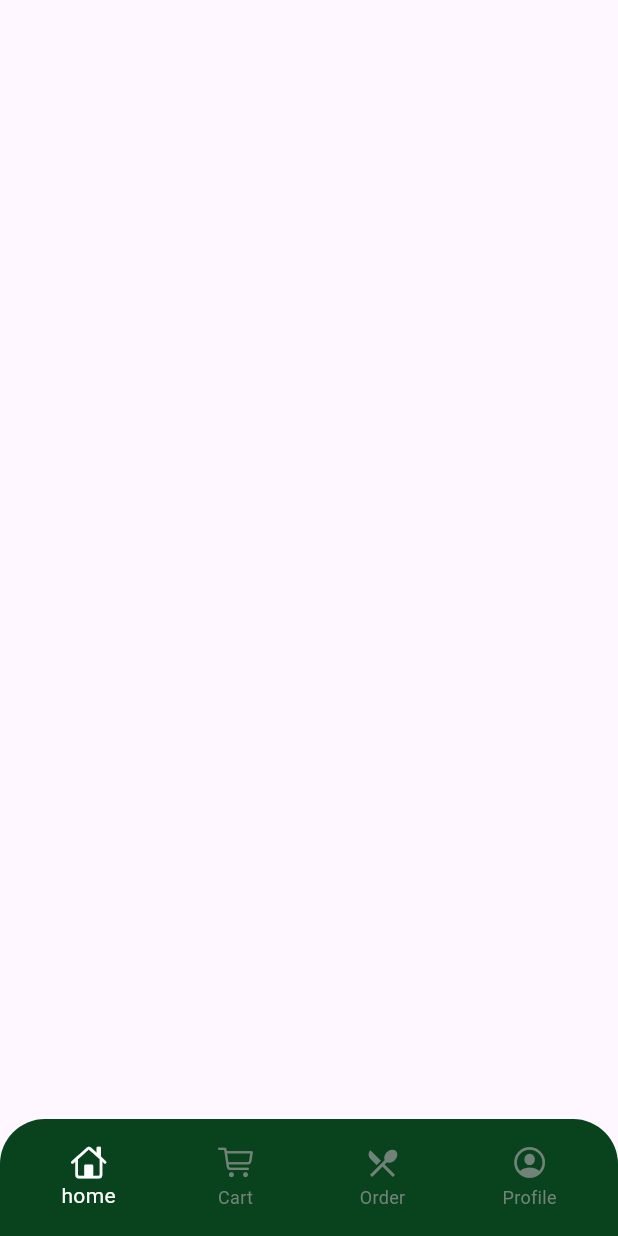
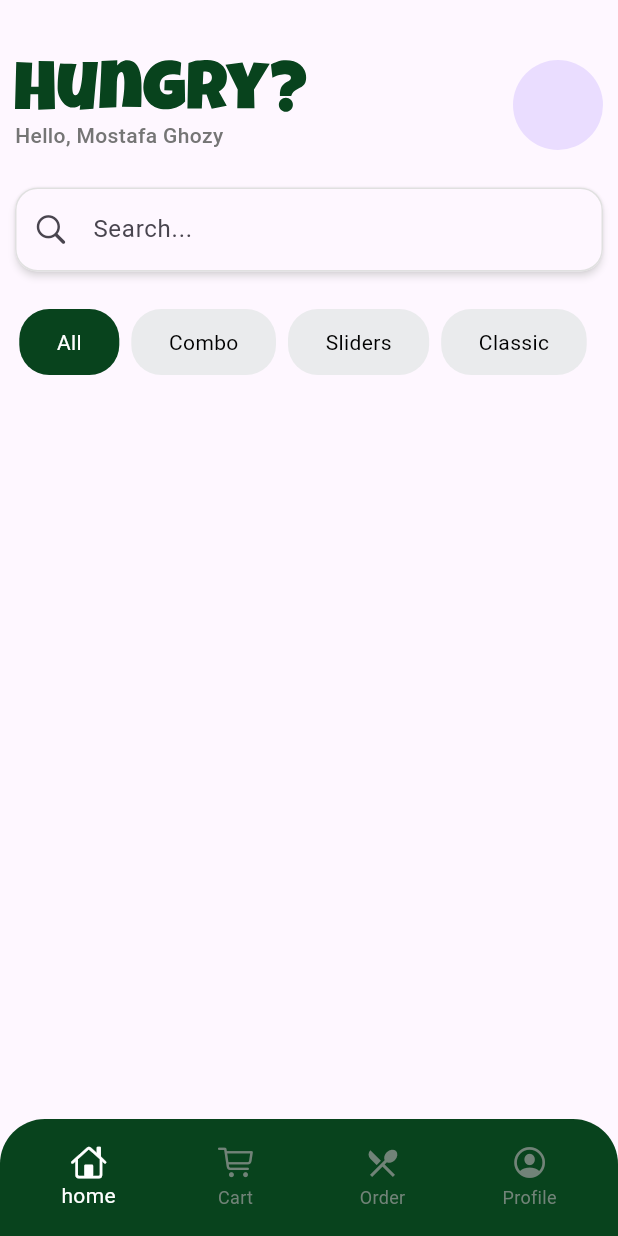
Before and after one commit to Mostafaghozy/AuraEats, a Flutter app: the screen it shows after launch, on a phone screen of 412 x 824 dp. Run offline on Flutter 3.47's test engine with Material 3 defaults, Android fonts, the phone set to English and light mode, and no system bars; our stand-ins replace flutter_svg, gap, lottie.

Commit message:
start home view UI

```diff
--- a/lib/core/constants/app_strings.dart
+++ b/lib/core/constants/app_strings.dart
@@ -1,11 +1,11 @@
 import 'package:flutter/material.dart';
 
 class AppStrings {
-  static final logoText = Text(
+  static Text logoText({Color? color, double? size}) => Text(
     "Hungry?",
     style: TextStyle(
-      fontSize: 50,
-      color: Colors.white,
+      fontSize: size ?? 50,
+      color: color ?? Colors.white,
       fontFamily: "LuckiestGuy",
     ),
   );
--- a/lib/features/auth/views/login_view.dart
+++ b/lib/features/auth/views/login_view.dart
@@ -27,7 +27,7 @@ class LoginView extends StatelessWidget {
               child: Column(
                 children: [
                   Gap(60),
-                  AppStrings.logoText,
+                  AppStrings.logoText(),
                   CustomText(
                     text: 'Welcome Back, Discover The Fast Food',
                     color: Colors.white,
--- a/lib/features/auth/views/signup_view.dart
+++ b/lib/features/auth/views/signup_view.dart
@@ -27,7 +27,7 @@ class SignupView extends StatelessWidget {
             child: Column(
               children: [
                 Gap(60),
-                AppStrings.logoText,
+                AppStrings.logoText(),
                 Gap(100),
 
                 CustomTextfield(
--- a/lib/features/home/views/home_view.dart
+++ b/lib/features/home/views/home_view.dart
@@ -1,20 +1,118 @@
 import 'package:aura_eats/core/constants/app_colors.dart';
+import 'package:aura_eats/core/constants/app_strings.dart';
+import 'package:aura_eats/shared/custom_text.dart';
+import 'package:flutter/cupertino.dart';
+import 'package:flutter/foundation.dart';
 import 'package:flutter/material.dart';
+import 'package:flutter_svg/flutter_svg.dart';
 import 'package:gap/gap.dart';
 
-class HomeView extends StatelessWidget {
+class HomeView extends StatefulWidget {
   const HomeView({super.key});
 
   @override
+  State<HomeView> createState() => _HomeViewState();
+}
+
+class _HomeViewState extends State<HomeView> {
+  List category = ["All", "Combo", "Sliders", "Classic"];
+  int selectedIndex = 0;
+
+  @override
   Widget build(BuildContext context) {
-    return Scaffold(
-      body: Center(child: Column(children: [
+    return GestureDetector(
+      onTap: () => FocusScope.of(context).unfocus(),
+      child: Scaffold(
+        body: Center(
+          child: Padding(
+            padding: const EdgeInsets.symmetric(horizontal: 10.0),
+            child: Column(
+              children: [
+                Gap(40),
+                Row(
+                  children: [
+                    Column(
+                      crossAxisAlignment: CrossAxisAlignment.start,
+                      children: [
+                        SvgPicture.asset(
+                          "assets/logo/Hungry_.svg",
+                          color: AppColors.primary,
+                          height: 35,
+                        ),
+                        Gap(5),
 
+                        CustomText(
+                          text: "Hello, Mostafa Ghozy",
+                          size: 14,
+                          weight: FontWeight.w500,
+                          color: Colors.grey.shade600,
+                        ),
+                      ],
+                    ),
+                    Spacer(),
+                    CircleAvatar(radius: 30),
+                  ],
+                ),
+                Gap(25),
+                Material(
+                  elevation: 2,
+                  shadowColor: Colors.white,
+                  borderRadius: BorderRadius.circular(15),
+                  child: TextField(
+                    decoration: InputDecoration(
+                      prefixIcon: Icon(CupertinoIcons.search),
+                      hintText: "Search...",
 
-
-
-
-    ],)),
+                      enabledBorder: OutlineInputBorder(
+                        borderRadius: BorderRadius.circular(15),
+                        borderSide: BorderSide(color: Colors.grey.shade300),
+                      ),
+                      focusedBorder: OutlineInputBorder(
+                        borderRadius: BorderRadius.circular(15),
+                        borderSide: BorderSide(color: Colors.grey.shade300),
+                      ),
+                    ),
+                  ),
+                ),
+                Gap(25),
+                SingleChildScrollView(
+                  scrollDirection: Axis.horizontal,
+                  child: Row(
+                    children: List.generate(category.length, (index) {
+                      return GestureDetector(
+                        onTap: () {
+                          setState(() {
+                            selectedIndex = index;
+                          });
+                        },
+                        child: Container(
+                          margin: EdgeInsets.only(right: 8),
+                          decoration: BoxDecoration(
+                            color: selectedIndex == index
+                                ? AppColors.primary
+                                : Color.fromARGB(255, 234, 235, 237),
+                            borderRadius: BorderRadius.circular(20),
+                          ),
+                          padding: EdgeInsets.symmetric(
+                            horizontal: 25,
+                            vertical: 12,
+                          ),
+                          child: CustomText(
+                            text: category[index],
+                            color: selectedIndex == index
+                                ? Colors.white
+                                : Colors.black,
+                          ),
+                        ),
+                      );
+                    }),
+                  ),
+                ),
+              ],
+            ),
+          ),
+        ),
+      ),
     );
   }
 }
--- a/lib/root.dart
+++ b/lib/root.dart
@@ -27,7 +27,11 @@ class _RootState extends State<Root> {
   @override
   Widget build(BuildContext context) {
     return Scaffold(
-      body: PageView(controller: controller, children: screens),
+      body: PageView(
+        controller: controller,
+        children: screens,
+        physics: NeverScrollableScrollPhysics(),
+      ),
 
       bottomNavigationBar: Container(
         padding: EdgeInsets.all(10),
--- a/pubspec.yaml
+++ b/pubspec.yaml
@@ -11,6 +11,7 @@ dependencies:
   cupertino_icons: ^1.0.8
   flutter:
     sdk: flutter
+  flutter_svg: ^2.2.3
   gap: ^3.0.1
   lottie: ^3.3.2
 
@@ -27,6 +28,7 @@ flutter:
     - assets/splash/
     - assets/home/
     - assets/animations/
+    - assets/logo/
 
   fonts:
     - family: LuckiestGuy
```
Also changed, not shown: assets/logo/Hungry_.svg (added), pubspec.lock.
